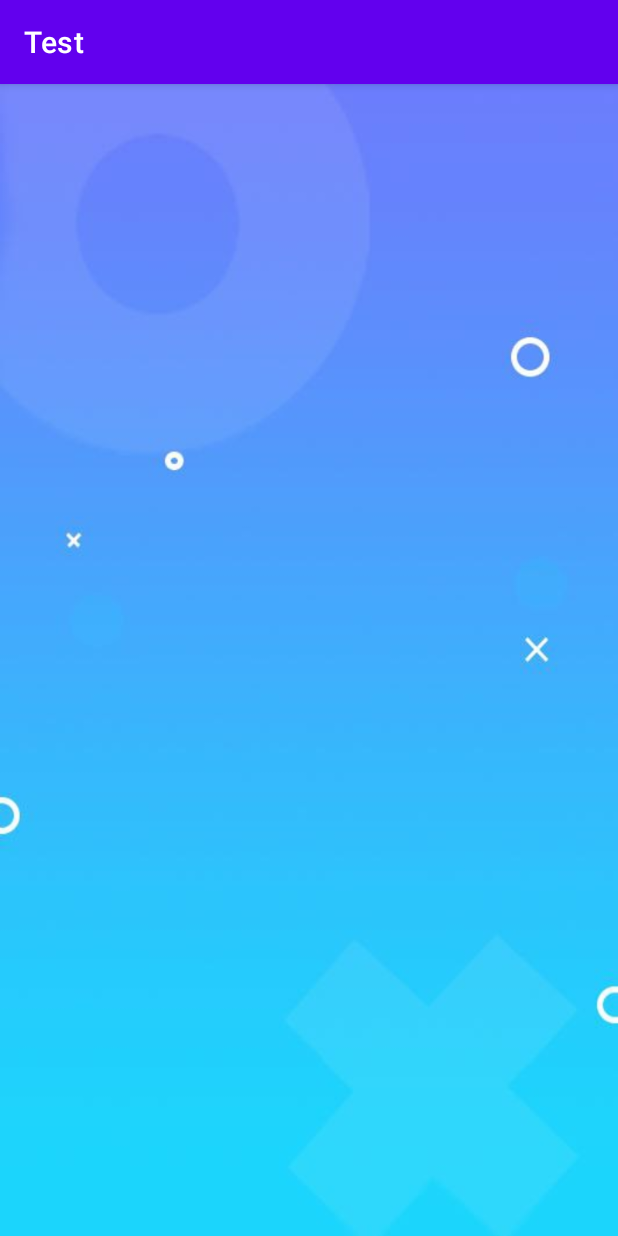
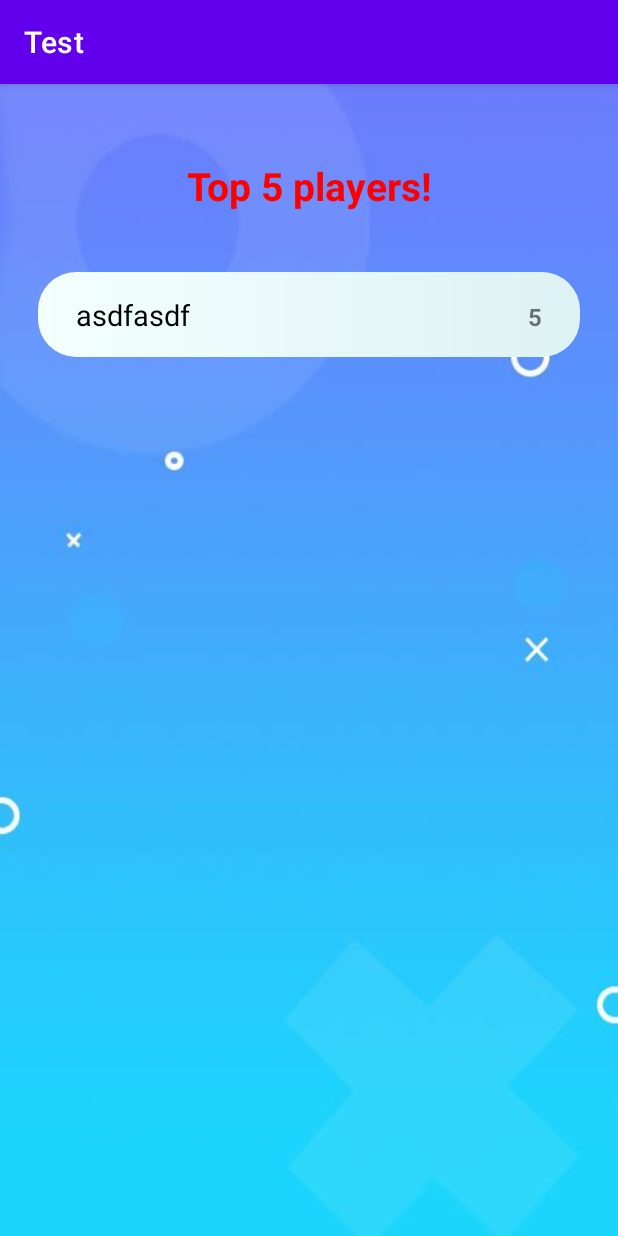
Before and after one commit to Domirando/TesterApp, an Android app: the Rating screen opened directly, with no data from a screen before it, on a phone screen of 412 x 824 dp. Run offline under Robolectric (Android 15) with nearby library versions, the phone set to English and light mode, and no system bars.

Commit message:
rating added

```diff
--- a/app/src/main/java/com/example/test/Rating.kt
+++ b/app/src/main/java/com/example/test/Rating.kt
@@ -1,11 +1,22 @@
 package com.example.test
 
+import android.graphics.Color
 import androidx.appcompat.app.AppCompatActivity
 import android.os.Bundle
+import android.widget.Button
+import android.widget.LinearLayout
+import kotlinx.android.synthetic.main.activity_math_test.*
 
 class Rating : AppCompatActivity() {
     override fun onCreate(savedInstanceState: Bundle?) {
         super.onCreate(savedInstanceState)
         setContentView(R.layout.activity_rating)
     }
+    fun createUser(n:Int){
+        for (i in 0 until n){
+
+            var layout = LinearLayout(this)
+            layout.weightSum = 3f
+        }
+    }
 }
--- /dev/null
+++ b/app/src/main/res/drawable/bg_user.xml
@@ -0,0 +1,8 @@
+<?xml version="1.0" encoding="utf-8"?>
+<shape
+    android:shape="rectangle"
+    xmlns:android="http://schemas.android.com/apk/res/android">
+    <corners
+        android:radius="25dp" />
+    <gradient android:startColor="#F4FFFF" android:endColor="#DDF2F3"/>
+</shape>
--- a/app/src/main/res/layout/activity_rating.xml
+++ b/app/src/main/res/layout/activity_rating.xml
@@ -5,6 +5,51 @@
     android:layout_width="match_parent"
     android:layout_height="match_parent"
     android:background="@drawable/photo_5429164951265723049_y"
-    tools:context=".Rating">
-
+    tools:context=".Rating"
+    android:paddingHorizontal="25dp"
+    android:paddingTop="50dp">
+    <TextView
+        android:id="@+id/title"
+        android:layout_width="wrap_content"
+        android:layout_height="wrap_content"
+        android:text="Top 5 players!"
+        android:textSize="26dp"
+        android:textStyle="bold"
+        app:layout_constraintStart_toStartOf="parent"
+        app:layout_constraintEnd_toEndOf="parent"
+        android:textColor="#FF0000"
+        tools:ignore="MissingConstraints" />
+    <LinearLayout
+        android:layout_marginTop="40dp"
+        app:layout_constraintTop_toBottomOf="@id/title"
+        android:layout_width="match_parent"
+        android:layout_height="wrap_content"
+        android:orientation="vertical"
+        tools:ignore="MissingConstraints">
+        <LinearLayout
+            android:layout_width="match_parent"
+            android:paddingVertical="15dp"
+            android:paddingHorizontal="25dp"
+            android:layout_height="wrap_content"
+            android:background="@drawable/bg_user"
+            android:orientation="horizontal"
+            android:weightSum="2"
+            tools:ignore="MissingConstraints">
+            <TextView
+                android:layout_weight="1"
+                android:layout_width="0dp"
+                android:text="asdfasdf"
+                android:textSize="19dp"
+                android:textColor="@color/black"
+                android:layout_height="wrap_content"/>
+            <TextView
+                android:layout_weight="1"
+                android:textAlignment="textEnd"
+                android:layout_width="0dp"
+                android:text="5"
+                android:textStyle="bold"
+                android:textSize="16dp"
+                android:layout_height="wrap_content"/>
+        </LinearLayout>
+    </LinearLayout>
 </androidx.constraintlayout.widget.ConstraintLayout>
```
